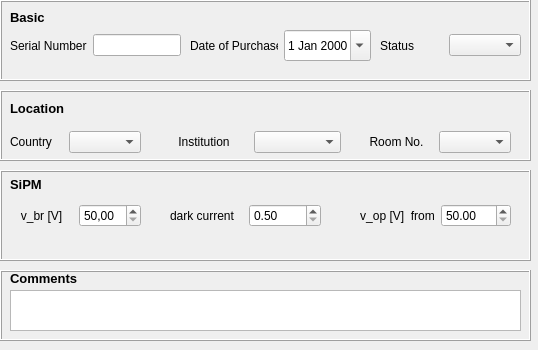
MichalRK19780524/QtDbGuiPrototypeCmake2, file wizard/addsipmbasicpage.ui: the form before one commit.
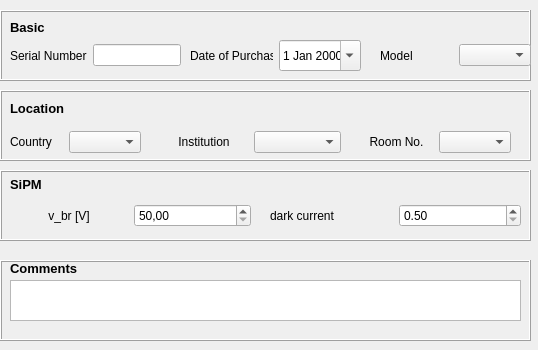
The form after the commit.

Diff of the .ui file:
```diff
--- a/wizard/addsipmbasicpage.ui
+++ b/wizard/addsipmbasicpage.ui
@@ -124,9 +124,9 @@
    <property name="geometry">
     <rect>
      <x>0</x>
-     <y>0</y>
+     <y>10</y>
      <width>531</width>
-     <height>81</height>
+     <height>71</height>
     </rect>
    </property>
    <property name="font">
@@ -167,7 +167,7 @@
      <rect>
       <x>190</x>
       <y>30</y>
-      <width>181</width>
+      <width>171</width>
       <height>31</height>
      </rect>
     </property>
@@ -194,50 +194,6 @@
      </item>
     </layout>
    </widget>
-   <widget class="QWidget" name="layoutWidget_3">
-    <property name="geometry">
-     <rect>
-      <x>760</x>
-      <y>30</y>
-      <width>191</width>
-      <height>31</height>
-     </rect>
-    </property>
-    <layout class="QHBoxLayout" name="horizontalLayout_model">
-     <item>
-      <widget class="QLabel" name="label_model">
-       <property name="text">
-        <string>Model</string>
-       </property>
-      </widget>
-     </item>
-     <item>
-      <widget class="QComboBox" name="comboBox_model"/>
-     </item>
-    </layout>
-   </widget>
-   <widget class="QWidget" name="layoutWidget_4">
-    <property name="geometry">
-     <rect>
-      <x>380</x>
-      <y>30</y>
-      <width>141</width>
-      <height>31</height>
-     </rect>
-    </property>
-    <layout class="QHBoxLayout" name="horizontalLayout_status">
-     <item>
-      <widget class="QLabel" name="label_status">
-       <property name="text">
-        <string>Status</string>
-       </property>
-      </widget>
-     </item>
-     <item>
-      <widget class="QComboBox" name="comboBox_status"/>
-     </item>
-    </layout>
-   </widget>
    <widget class="QLabel" name="label">
     <property name="geometry">
      <rect>
@@ -257,6 +213,28 @@
      <string>Basic</string>
     </property>
    </widget>
+   <widget class="QWidget" name="layoutWidget_3">
+    <property name="geometry">
+     <rect>
+      <x>380</x>
+      <y>30</y>
+      <width>151</width>
+      <height>31</height>
+     </rect>
+    </property>
+    <layout class="QHBoxLayout" name="horizontalLayout_model">
+     <item>
+      <widget class="QLabel" name="label_model">
+       <property name="text">
+        <string>Model</string>
+       </property>
+      </widget>
+     </item>
+     <item>
+      <widget class="QComboBox" name="comboBox_model"/>
+     </item>
+    </layout>
+   </widget>
   </widget>
   <widget class="QFrame" name="frame_3">
    <property name="geometry">
@@ -264,7 +242,7 @@
      <x>0</x>
      <y>170</y>
      <width>531</width>
-     <height>91</height>
+     <height>71</height>
     </rect>
    </property>
    <property name="frameShape">
@@ -278,7 +256,7 @@
      <rect>
       <x>10</x>
       <y>30</y>
-      <width>131</width>
+      <width>241</width>
       <height>31</height>
      </rect>
     </property>
@@ -314,9 +292,9 @@
    <widget class="QWidget" name="layoutWidget_11">
     <property name="geometry">
      <rect>
-      <x>170</x>
+      <x>270</x>
       <y>30</y>
-      <width>151</width>
+      <width>251</width>
       <height>31</height>
      </rect>
     </property>
@@ -346,41 +324,6 @@
      </item>
     </layout>
    </widget>
-   <widget class="QWidget" name="layoutWidget_10">
-    <property name="geometry">
-     <rect>
-      <x>360</x>
-      <y>30</y>
-      <width>151</width>
-      <height>31</height>
-     </rect>
-    </property>
-    <layout class="QHBoxLayout" name="horizontalLayout_purchaseDate_3">
-     <item>
-      <widget class="QLabel" name="label_PurchaseDateFrom">
-       <property name="text">
-        <string>v_op [V]  from</string>
-       </property>
-       <property name="alignment">
-        <set>Qt::AlignCenter</set>
-       </property>
-      </widget>
-     </item>
-     <item>
-      <widget class="QDoubleSpinBox" name="doubleSpinBox_vOpFrom">
-       <property name="minimum">
-        <double>50.000000000000000</double>
-       </property>
-       <property name="maximum">
-        <double>69.989999999999995</double>
-       </property>
-       <property name="singleStep">
-        <double>0.100000000000000</double>
-       </property>
-      </widget>
-     </item>
-    </layout>
-   </widget>
    <widget class="QLabel" name="label_2">
     <property name="geometry">
      <rect>
@@ -405,9 +348,9 @@
    <property name="geometry">
     <rect>
      <x>0</x>
-     <y>270</y>
+     <y>260</y>
      <width>531</width>
-     <height>71</height>
+     <height>81</height>
     </rect>
    </property>
    <property name="frameShape">
```
Left out of the diff: 6 changed lines with no effect on the pictures.
